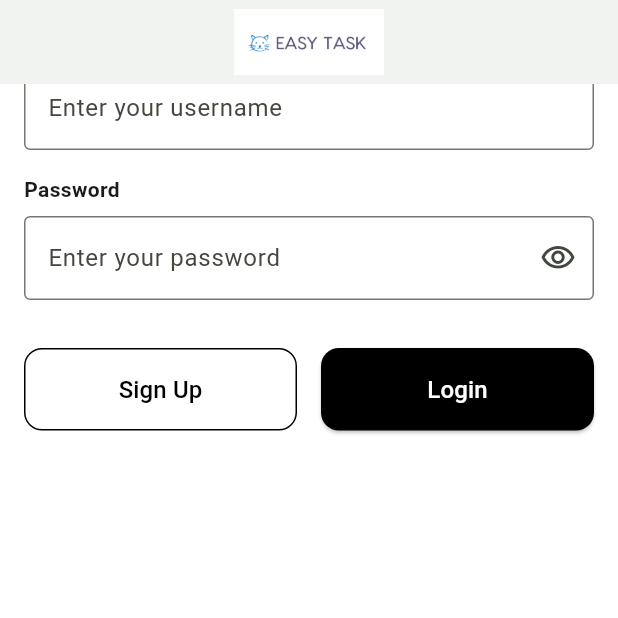
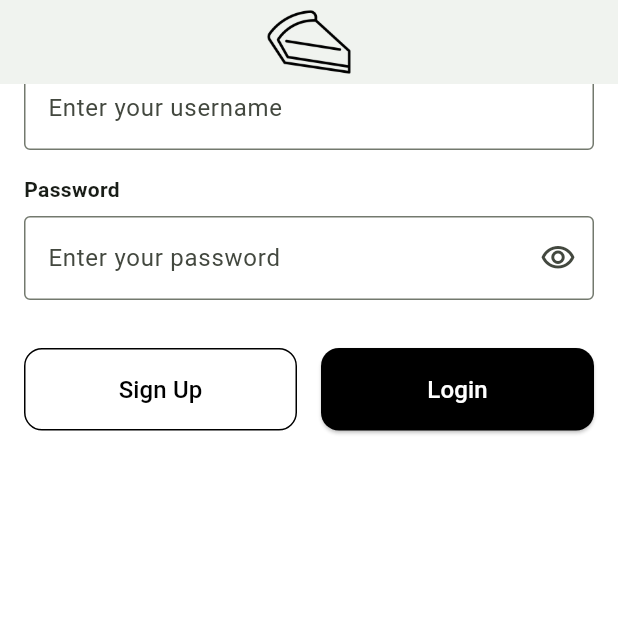
Before and after one commit to SalilMonga/cheesecakeFactory, a Flutter app: the screen it shows after launch, scrolled down 56 dp, on a phone screen of 412 x 824 dp, the top half of it. Run offline on Flutter 3.47's test engine with Material 3 defaults, Android fonts, the phone set to English and light mode, and no system bars; our stand-ins replace audioplayers, confetti, flutter_secure_storage, google_nav_bar, vibration.

Commit message:
updated stylistic changes

```diff
--- a/cheesecakefactory/lib/login_page.dart
+++ b/cheesecakefactory/lib/login_page.dart
@@ -67,14 +67,15 @@ class _LoginPageState extends State<LoginPage> {
         elevation: 0, // Remove shadow
         flexibleSpace: Center(
           child: Image.asset(
-            'assets/logo.png', // Make sure the path is correct
+            'assets/cheesecake.png', // Make sure the path is correct
             height: 100, // Adjust height as needed
             width: 100, // Adjust width as needed
             fit: BoxFit.contain, // Ensure the logo fits properly
           ),
         ),
       ),
-      body: SingleChildScrollView(
+      body: Center( // Center the content vertically
+        child: SingleChildScrollView(
           child: ConstrainedBox(
             constraints: BoxConstraints(
               minHeight: screenHeight - MediaQuery.of(context).viewInsets.bottom,
@@ -84,6 +85,7 @@ class _LoginPageState extends State<LoginPage> {
               child: Form(
                 key: _formKey,
                 child: Column(
+                  mainAxisSize: MainAxisSize.min, // Ensure the column is as small as needed
                   crossAxisAlignment: CrossAxisAlignment.start,
                   children: [
                     CustomTextField(
@@ -140,10 +142,7 @@ class _LoginPageState extends State<LoginPage> {
                         SizedBox(width: 16),
                         Column(
                           crossAxisAlignment: CrossAxisAlignment.start,
-                        children: [
-
-
-                        ],
+                          children: [],
                         ),
                       ],
                     ),
@@ -153,6 +152,7 @@ class _LoginPageState extends State<LoginPage> {
             ),
           ),
         ),
+      ),
     );
   }
 }
--- a/cheesecakefactory/lib/signup_page.dart
+++ b/cheesecakefactory/lib/signup_page.dart
@@ -53,6 +53,7 @@ class _SignUpPageState extends State<SignUpPage> {
     final screenHeight = MediaQuery.of(context).size.height;
 
     return Scaffold(
+      backgroundColor: Colors.white, // Set background color to white
       appBar: AppBar(
         title: const Text('Sign Up'),
         elevation: 0,
--- a/cheesecakefactory/pubspec.yaml
+++ b/cheesecakefactory/pubspec.yaml
@@ -40,6 +40,7 @@ flutter:
     - assets/cat.gif
     - assets/fan.mp3
     - assets/logo.png
+    - assets/cheesecake.png
   # The following line ensures that the Material Icons font is
   # included with your application, so that you can use the icons in
   # the material Icons class.
```
Also changed, not shown: cheesecakefactory/assets/cheesecake.png (added). Lines whose indentation alone changed are shown as unchanged.
